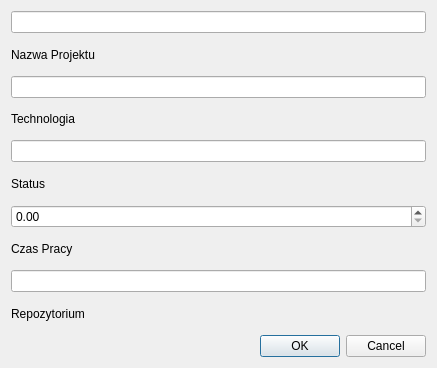
This is Manager_projektow/addprojectdialog.ui in WiktoriaOpalinska1/System-zarzadzania-projektami as Qt 5 draws it before an edit. The edited form follows.
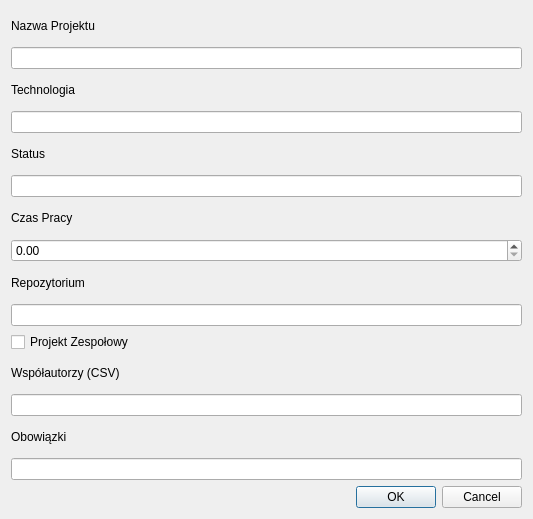
This is the edited form.

Commit message: Tworzenie projektow update o team project

Diff of the .ui file:
```diff
--- a/Manager_projektow/addprojectdialog.ui
+++ b/Manager_projektow/addprojectdialog.ui
@@ -6,17 +6,14 @@
    <rect>
     <x>0</x>
     <y>0</y>
-    <width>437</width>
-    <height>368</height>
+    <width>533</width>
+    <height>519</height>
    </rect>
   </property>
   <property name="windowTitle">
    <string>Dialog</string>
   </property>
   <layout class="QVBoxLayout" name="verticalLayout">
-   <item>
-    <widget class="QLineEdit" name="nameLineEdit"/>
-   </item>
    <item>
     <widget class="QLabel" name="label">
      <property name="text">
@@ -25,7 +22,7 @@
     </widget>
    </item>
    <item>
-    <widget class="QLineEdit" name="technologiesLineEdit"/>
+    <widget class="QLineEdit" name="nameLineEdit"/>
    </item>
    <item>
     <widget class="QLabel" name="label_2">
@@ -35,7 +32,7 @@
     </widget>
    </item>
    <item>
-    <widget class="QLineEdit" name="statusLineEdit"/>
+    <widget class="QLineEdit" name="technologiesLineEdit"/>
    </item>
    <item>
     <widget class="QLabel" name="label_3">
@@ -45,7 +42,7 @@
     </widget>
    </item>
    <item>
-    <widget class="QDoubleSpinBox" name="workTimeSpinBox"/>
+    <widget class="QLineEdit" name="statusLineEdit"/>
    </item>
    <item>
     <widget class="QLabel" name="label_4">
@@ -55,7 +52,7 @@
     </widget>
    </item>
    <item>
-    <widget class="QLineEdit" name="repositoryLineEdit"/>
+    <widget class="QDoubleSpinBox" name="workTimeSpinBox"/>
    </item>
    <item>
     <widget class="QLabel" name="label_5">
@@ -64,6 +61,36 @@
      </property>
     </widget>
    </item>
+   <item>
+    <widget class="QLineEdit" name="repositoryLineEdit"/>
+   </item>
+   <item>
+    <widget class="QCheckBox" name="teamProjectCheckBox">
+     <property name="text">
+      <string>Projekt Zespołowy</string>
+     </property>
+    </widget>
+   </item>
+   <item>
+    <widget class="QLabel" name="collaboratorsLabel">
+     <property name="text">
+      <string>Współautorzy (CSV)</string>
+     </property>
+    </widget>
+   </item>
+   <item>
+    <widget class="QLineEdit" name="collaboratorsLineEdit"/>
+   </item>
+   <item>
+    <widget class="QLabel" name="responsibilitiesLabel">
+     <property name="text">
+      <string>Obowiązki</string>
+     </property>
+    </widget>
+   </item>
+   <item>
+    <widget class="QLineEdit" name="responsibilitiesLineEdit"/>
+   </item>
    <item>
     <widget class="QDialogButtonBox" name="buttonBox">
      <property name="standardButtons">
```
The commit also changes 10 other files.
